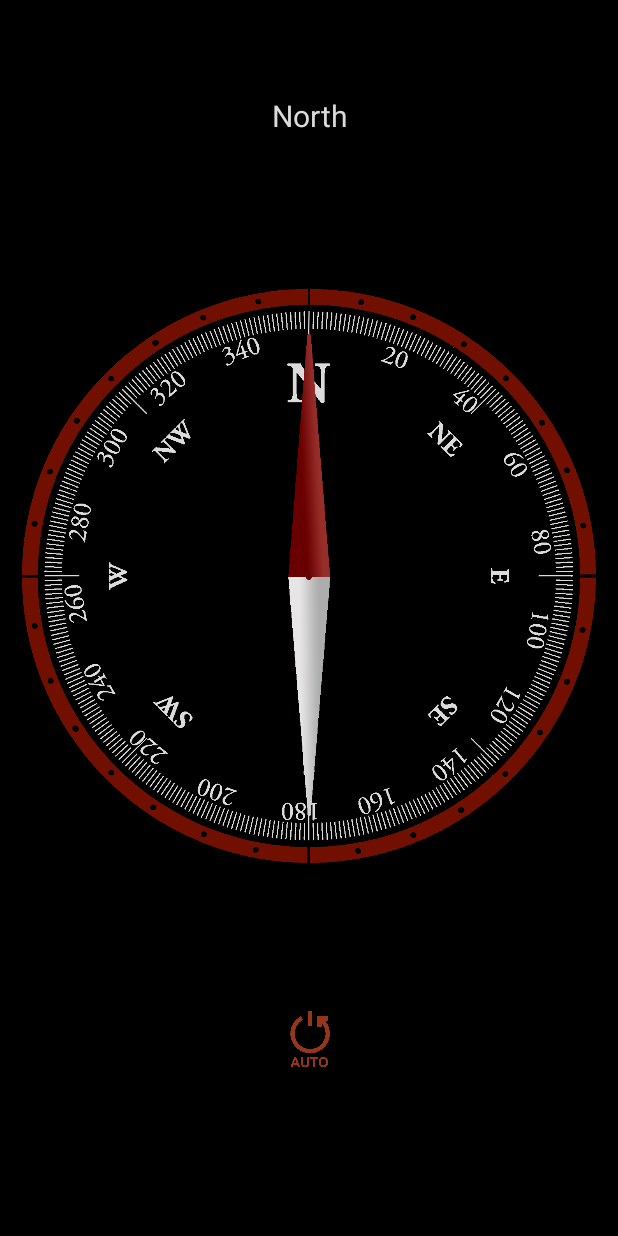
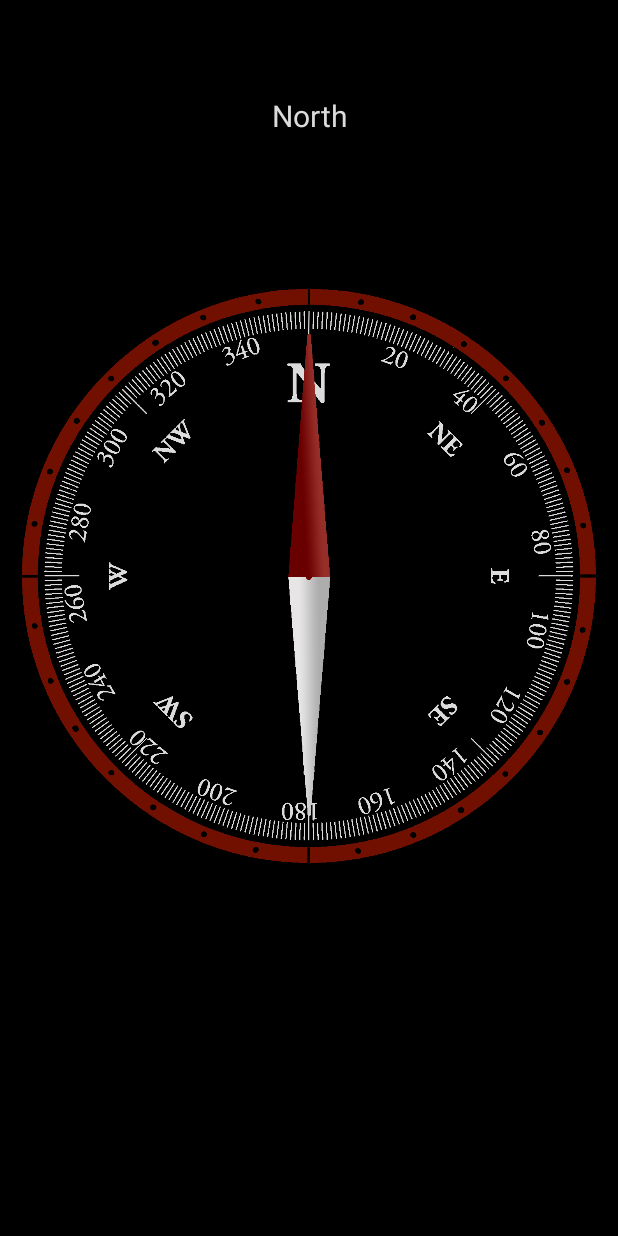
Before and after one commit to stephan-hoedtke/MobiCompass, an Android app: the screen it shows after launch (MainActivity), on a phone screen of 412 x 824 dp. Run offline under Robolectric (Android 15) with nearby library versions, the phone set to English and light mode, and no system bars; our stand-ins replace data binding, navigation-ui.

Commit message:
Switch automatic mode on off

```diff
--- a/app/src/main/java/com/stho/mobicompass/MainFragment.java
+++ b/app/src/main/java/com/stho/mobicompass/MainFragment.java
@@ -41,11 +41,16 @@ public class MainFragment extends Fragment {
         binding.compassRing.setOnRotateListener(delta -> viewModel.rotateRing(delta));
         binding.compassRing.setOnDoubleTapListener(() -> viewModel.reset());
         binding.buttonManualMode.setOnClickListener(view -> viewModel.toggleManualMode());
+        return binding.getRoot();
+    }
+
+    @Override
+    public void onViewCreated(@NonNull View view, @Nullable Bundle savedInstanceState) {
+        super.onViewCreated(view, savedInstanceState);
         viewModel.getRingAngleLD().observe(getViewLifecycleOwner(), this::observeRingAngle);
         viewModel.getNorthPointerPositionLD().observe(getViewLifecycleOwner(), this::observeNorthPointer);
         viewModel.getDirectionNameLD().observe(getViewLifecycleOwner(), this::observeDirection);
         viewModel.getManualModeLD().observe(getViewLifecycleOwner(), this::observeManualMode);
-        return binding.getRoot();
     }
 
     @Override
@@ -92,8 +97,29 @@ public class MainFragment extends Fragment {
     }
 
     private void observeManualMode(boolean manualMode) {
-        binding.buttonManualMode.setImageResource(
-                manualMode ? R.drawable.manual : R.drawable.auto
-        );
+        if (manualMode) {
+            // manual --> show the AUTO icon
+            handler.postDelayed(this::fadeInAutoIcon, 1000);
+        } else {
+            handler.postDelayed(this::fadeOutAutoIcon, 3000);
+        }
+    }
+
+    private void fadeInAutoIcon() {
+        // binding.buttonManualMode.setAlpha(0f);
+        binding.buttonManualMode.setVisibility(View.VISIBLE);
+        binding.buttonManualMode.animate()
+                .alpha(1f)
+                .setDuration(700)
+                .setListener(null);
+    }
+
+    private void fadeOutAutoIcon() {
+        // binding.buttonManualMode.setAlpha(1f);
+        binding.buttonManualMode.setVisibility(View.VISIBLE);
+        binding.buttonManualMode.animate()
+                .alpha(0f)
+                .setDuration(700)
+                .setListener(null);
     }
 }
--- a/app/src/main/java/com/stho/mobicompass/MainViewModel.java
+++ b/app/src/main/java/com/stho/mobicompass/MainViewModel.java
@@ -16,6 +16,7 @@ public class MainViewModel extends AndroidViewModel {
         super(application);
         northPointerPositionLiveData.setValue(0f);
         ringAngleLiveData.setValue(0f);
+        manualModeLiveData.setValue(false);
     }
 
     static MainViewModel build(@NonNull Fragment fragment) {
```
Also changed, not shown: app/src/main/res/drawable/auto.png, app/src/main/res/drawable/manual.png (deleted).
